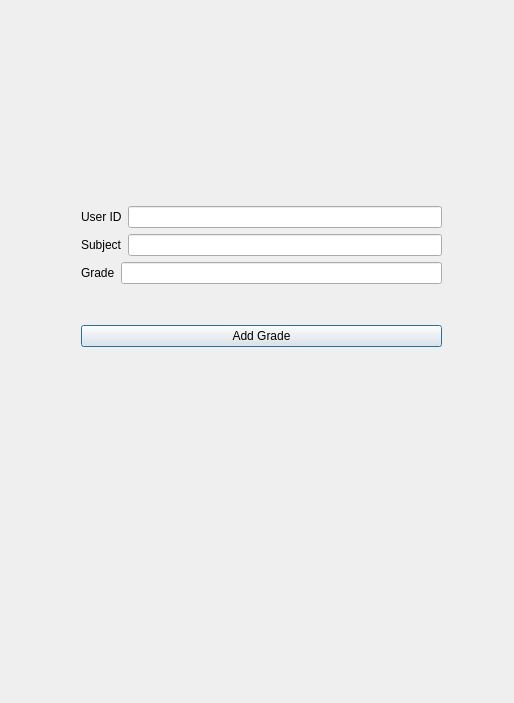
First picture: the form in brainstorm/brainstorm/forms/gradesButtons.ui, repository codingburgas/school-project-assignment-codex, before the edit.
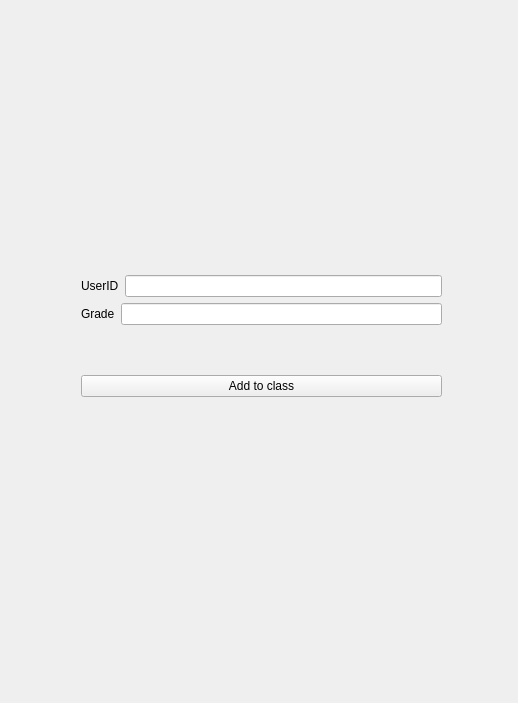
Second picture: the form after the edit. The open tabs and pages were chosen to show the change.

Commit message: Add class organization system

Patch:
```diff
--- a/brainstorm/brainstorm/forms/gradesButtons.ui
+++ b/brainstorm/brainstorm/forms/gradesButtons.ui
@@ -16,6 +16,12 @@
   <layout class="QGridLayout" name="gridLayout">
    <item row="0" column="0">
     <widget class="QStackedWidget" name="stackedWidget">
+     <property name="minimumSize">
+      <size>
+       <width>496</width>
+       <height>0</height>
+      </size>
+     </property>
      <widget class="QWidget" name="pageAddGrade">
       <widget class="QWidget" name="layoutWidget">
        <property name="geometry">
@@ -83,6 +89,64 @@
        </layout>
       </widget>
      </widget>
+     <widget class="QWidget" name="pageAddToGrade">
+      <widget class="QWidget" name="layoutWidget_4">
+       <property name="geometry">
+        <rect>
+         <x>70</x>
+         <y>220</y>
+         <width>361</width>
+         <height>211</height>
+        </rect>
+       </property>
+       <layout class="QVBoxLayout" name="verticalLayout_7">
+        <item>
+         <layout class="QVBoxLayout" name="verticalLayout_8">
+          <item>
+           <layout class="QHBoxLayout" name="horizontalLayoutGradeID_3">
+            <item>
+             <widget class="QLabel" name="labelUserIDGradeAdd">
+              <property name="text">
+               <string>UserID</string>
+              </property>
+             </widget>
+            </item>
+            <item>
+             <widget class="QLineEdit" name="lineEditUserIDGradeAdd"/>
+            </item>
+           </layout>
+          </item>
+          <item>
+           <layout class="QHBoxLayout" name="horizontalLayoutNewGrade_3">
+            <item>
+             <widget class="QLabel" name="labelAddToGrade">
+              <property name="text">
+               <string>Grade</string>
+              </property>
+             </widget>
+            </item>
+            <item>
+             <widget class="QLineEdit" name="lineEditAddToGrade"/>
+            </item>
+           </layout>
+          </item>
+         </layout>
+        </item>
+        <item>
+         <widget class="QPushButton" name="pushButtonAddToGrade">
+          <property name="text">
+           <string>Add to class</string>
+          </property>
+         </widget>
+        </item>
+       </layout>
+      </widget>
+     </widget>
+     <widget class="QWidget" name="pageUpdateClass">
+      <property name="enabled">
+       <bool>false</bool>
+      </property>
+     </widget>
      <widget class="QWidget" name="pageUpdateGrade">
       <widget class="QWidget" name="layoutWidget">
        <property name="geometry">
```
The commit also changes 7 other files.
